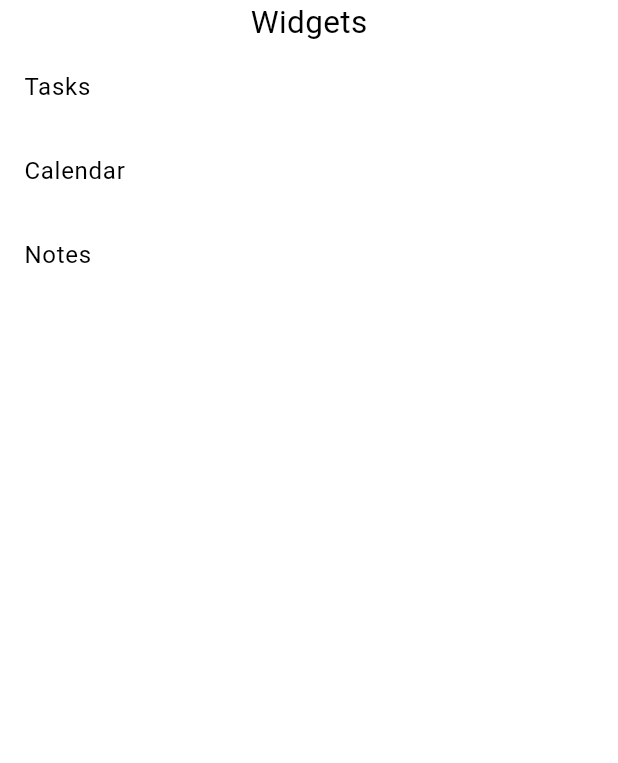
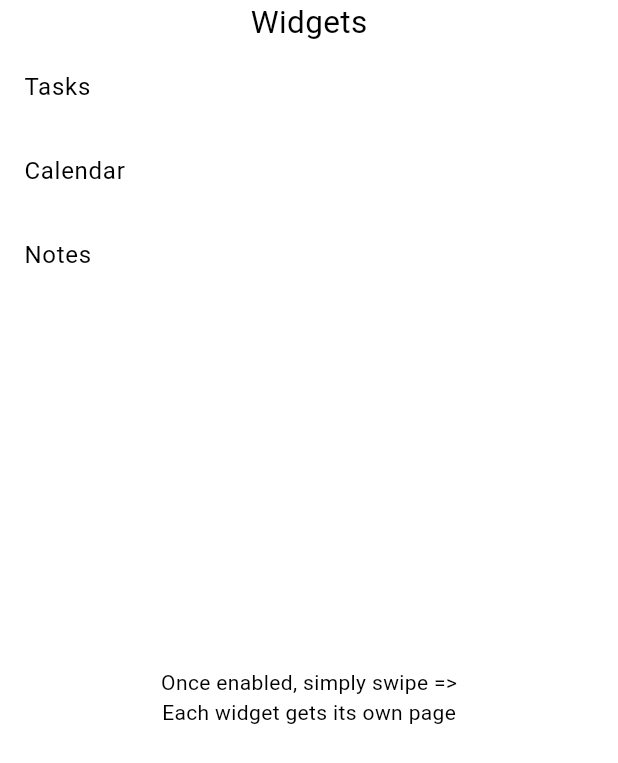
Before and after one commit to deathblade666/flutter_launcher, a Flutter app: the Widgetoptions widget shown alone on an empty page, opened directly with empty values, on a phone screen of 412 x 824 dp. Shown: the top 763 px of the screen. Run offline on Flutter 3.47's test engine with Material 3 defaults, Android fonts, the phone set to English and light mode, and no system bars; drawn by our look-alikes of dynamic_color; our stand-ins replace date_format, shared_preferences, string_validator, table_calendar; missing offline and left inert: installed_apps, one_clock; accounts and stored records are empty.

Commit message:
Added Verbiage to help guide the user on how widgets work

```diff
--- a/lib/widgets/widget_options.dart
+++ b/lib/widgets/widget_options.dart
@@ -91,6 +91,10 @@ class _WidgetoptionsState extends State<Widgetoptions> {
                   widget.onEnableNotesWidget(value);
                 }
               ),
+              const Spacer(),
+              const Text("Once enabled, simply swipe =>"),
+              const Text('Each widget gets its own page'),
+              const Padding(padding: EdgeInsets.only(bottom: 15))
             ],
           )
         );
```
